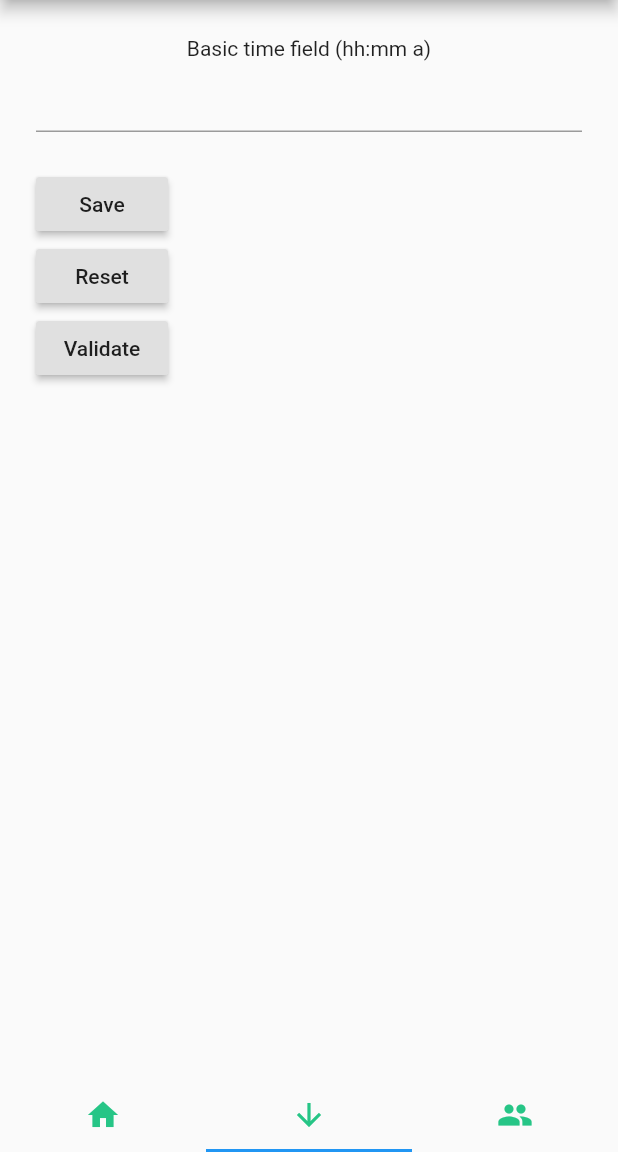
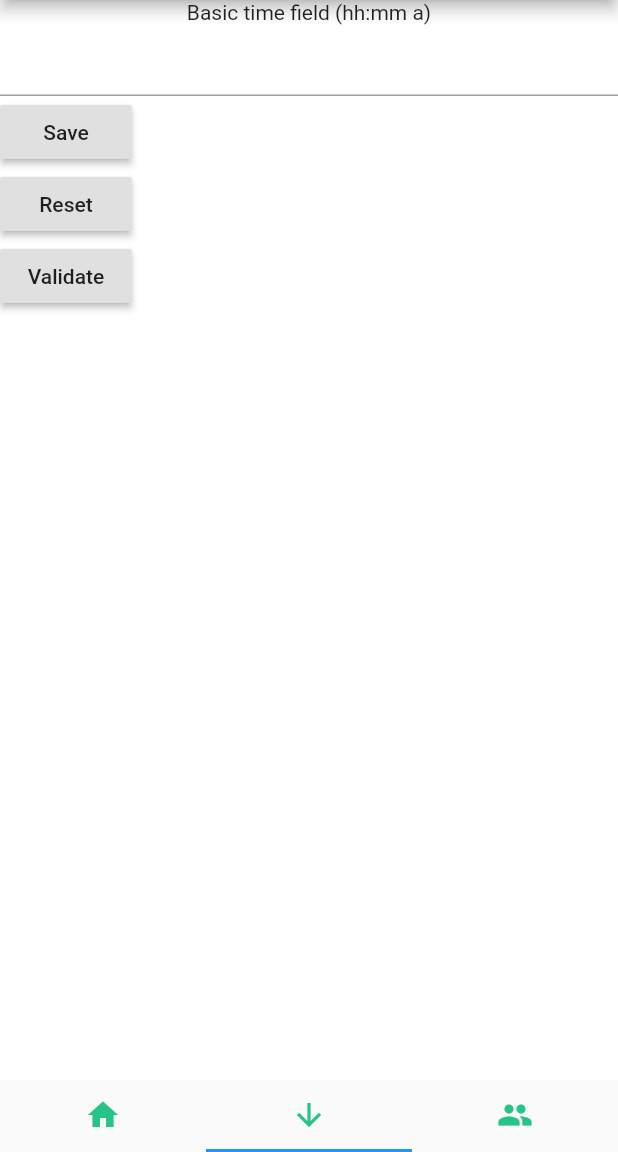
Before and after one commit to cldelahan/down-flutter, a Flutter app: the screen it shows after launch, item 2 of the bottom bar chosen, scrolled down 1152 dp, after a tap on "Save", on a phone screen of 412 x 824 dp, the part 84-1236 px from its top. Run offline on Flutter 3.47's test engine with Material 2 defaults, Android fonts, the phone set to English and light mode, and no system bars; drawn by our look-alikes of datetime_picker_formfield.

Commit message:
Set time UI works

```diff
--- a/lib/DownPage1.dart
+++ b/lib/DownPage1.dart
@@ -26,7 +26,7 @@ class _PageViewDemoState extends State<Second> {
       <Widget>[
         Fourth.Fourth(),
         Fifth.Fifth(),
-        MyHomePage.MyHomePage(),
+        MyHomePage.Sixth(),
         Container(
           color: Colors.pink,
         ),
--- a/lib/MakeDownTime.dart
+++ b/lib/MakeDownTime.dart
@@ -4,6 +4,35 @@ import 'package:datetime_picker_formfield/datetime_picker_formfield.dart';
 import 'package:flutter/cupertino.dart';
 // For changing the language
 // ...
+
+class Sixth extends StatelessWidget {
+  final formKey = GlobalKey<FormState>();
+  @override
+  Widget build(BuildContext context) {
+    return Scaffold(
+        backgroundColor: Colors.white,
+        body: Column(
+            crossAxisAlignment: CrossAxisAlignment.start,
+            children: <Widget>[
+              BasicTimeField(),
+              //SizedBox(height: 24),
+        RaisedButton(
+          child: Text('Save'),
+          onPressed: () => formKey.currentState.save(),
+        ),
+        RaisedButton(
+          child: Text('Reset'),
+          onPressed: () => formKey.currentState.reset(),
+        ),
+        RaisedButton(
+            child: Text('Validate'),
+            onPressed: () => formKey.currentState.validate(),
+        )]
+        )
+    );
+  }
+}
+
 
 class MyHomePage extends StatefulWidget {
   @override
```
